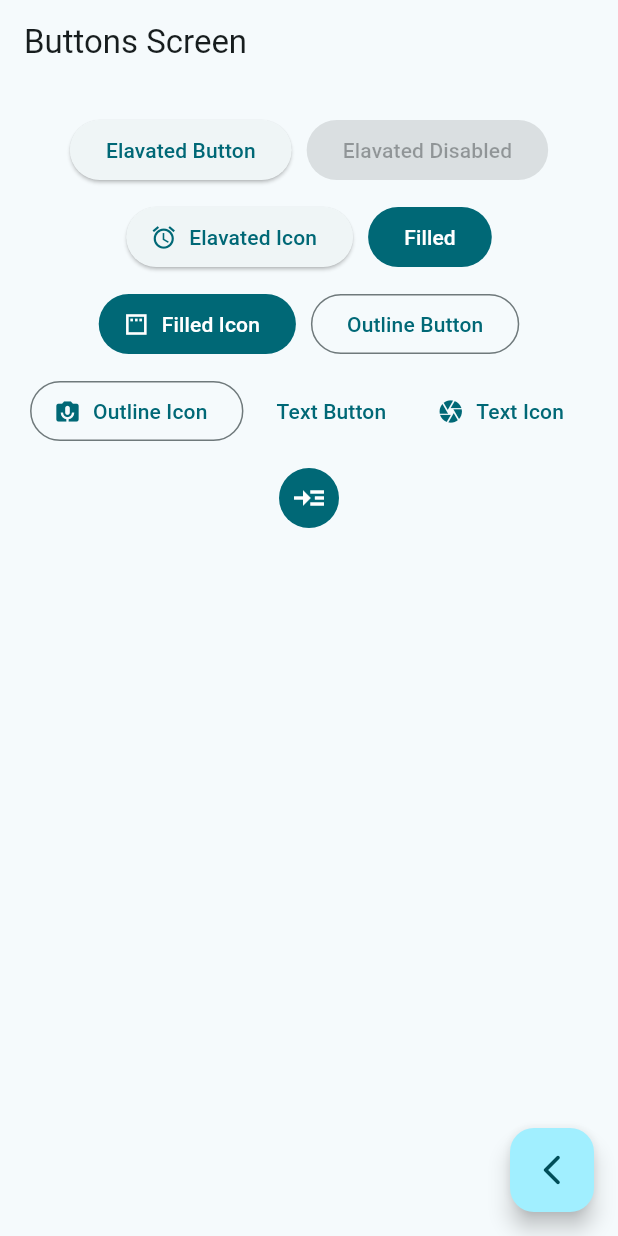
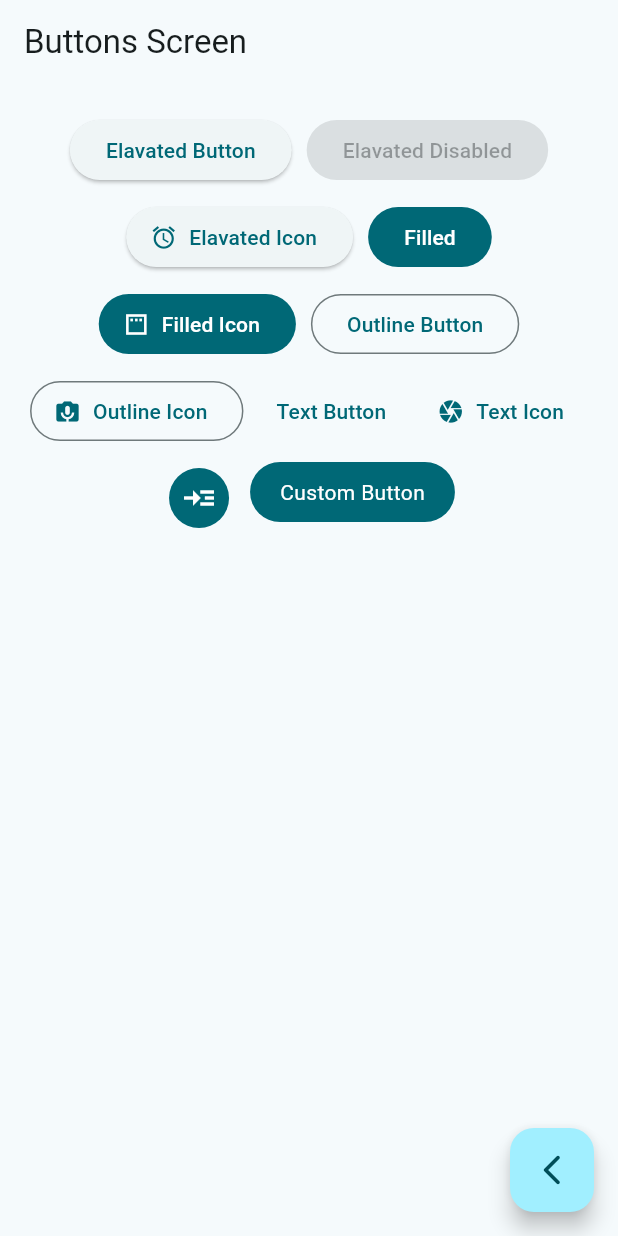
Before and after one commit to edgonzalez24/Flutter--Mobile-apps, a Flutter app: the ButtonsScreen screen opened by its route, on a phone screen of 412 x 824 dp. Run offline on Flutter 3.47's test engine with Material 3 defaults, Android fonts, the phone set to English and light mode, and no system bars; our stand-ins replace animate_do, dio, go_router, video_player.

Commit message:
feat: Add new custom button widget

```diff
--- a/widgets_app/lib/presentation/screens/buttons/buttons_screen.dart
+++ b/widgets_app/lib/presentation/screens/buttons/buttons_screen.dart
@@ -38,22 +38,63 @@ class _ButtonsView extends StatelessWidget {
           children: [
             ElevatedButton(onPressed: () {}, child: Text('Elavated Button')),
             ElevatedButton(onPressed: null, child: Text('Elavated Disabled')),
-            ElevatedButton.icon(onPressed: () {}, icon: Icon(Icons.access_alarm_outlined), label: Text('Elavated Icon')),
-            FilledButton(onPressed: (){}, child: Text('Filled')),
-            FilledButton.icon(onPressed: () {}, icon: Icon(Icons.padding), label: Text('Filled Icon')),
-            OutlinedButton(onPressed: (){}, child: Text('Outline Button')),
-            OutlinedButton.icon(onPressed: (){}, icon: Icon(Icons.perm_camera_mic), label: Text('Outline Icon')),
+            ElevatedButton.icon(
+              onPressed: () {},
+              icon: Icon(Icons.access_alarm_outlined),
+              label: Text('Elavated Icon'),
+            ),
+            FilledButton(onPressed: () {}, child: Text('Filled')),
+            FilledButton.icon(
+              onPressed: () {},
+              icon: Icon(Icons.padding),
+              label: Text('Filled Icon'),
+            ),
+            OutlinedButton(onPressed: () {}, child: Text('Outline Button')),
+            OutlinedButton.icon(
+              onPressed: () {},
+              icon: Icon(Icons.perm_camera_mic),
+              label: Text('Outline Icon'),
+            ),
             TextButton(onPressed: () {}, child: Text('Text Button')),
-            TextButton.icon(onPressed: () {}, icon: Icon(Icons.camera), label: Text('Text Icon')),
+            TextButton.icon(
+              onPressed: () {},
+              icon: Icon(Icons.camera),
+              label: Text('Text Icon'),
+            ),
             IconButton(
               onPressed: () {},
               icon: Icon(Icons.read_more),
               color: Colors.white,
-              style: ButtonStyle(backgroundColor: WidgetStateProperty.all(colors.primary))
-            )
+              style: ButtonStyle(
+                backgroundColor: WidgetStateProperty.all(colors.primary),
+              ),
+            ),
+            CustomButton(),
           ],
         ),
       ),
     );
   }
 }
+
+class CustomButton extends StatelessWidget {
+  const CustomButton({super.key});
+
+  @override
+  Widget build(BuildContext context) {
+    final colors = Theme.of(context).colorScheme;
+    return ClipRRect(
+      borderRadius: BorderRadius.circular(20),
+      child: Material(
+        color: colors.primary,
+        child: InkWell(
+          onTap: () => {},
+          child: Padding(
+            padding: EdgeInsets.symmetric(horizontal: 20, vertical: 10),
+            child: Text('Custom Button', style: TextStyle(color: Colors.white)),
+          ),
+        ),
+      ),
+    );
+  }
+}
```
